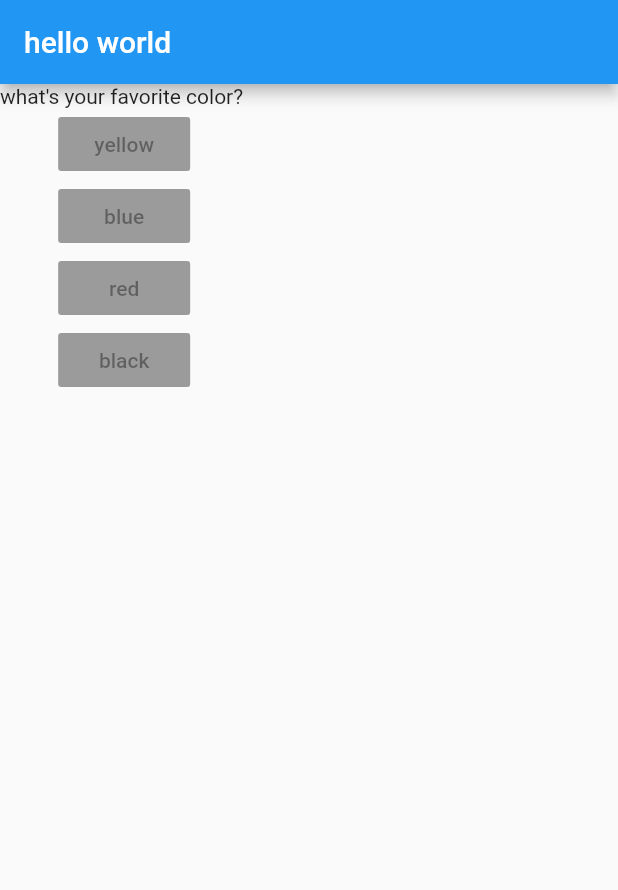
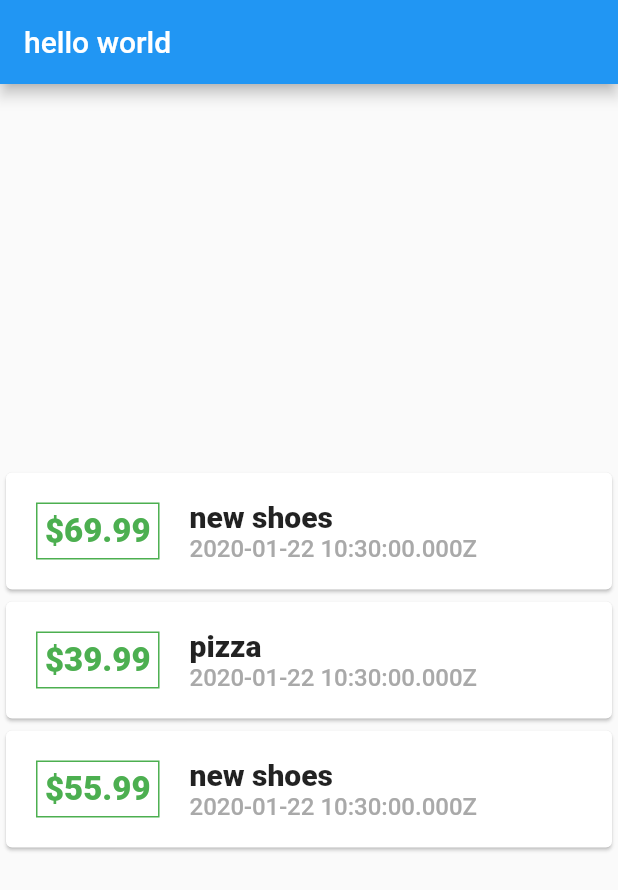
Before and after one commit to yousefmasry4/Expense-planner, a Flutter app: the screen it shows after launch, on a phone screen of 412 x 824 dp. Shown: the top 890 px of the screen. Run offline on Flutter 3.47's test engine with Material 2 defaults, Android fonts, the phone set to English and light mode, and no system bars.

Commit message:
main init

```diff
--- a/lib/main.dart
+++ b/lib/main.dart
@@ -1,26 +1,74 @@
 import 'package:flutter/material.dart';
-void main(){
+import 'package:untitled/transaction.dart';
+
+void main() {
   runApp(MyApp());
 }
-class MyApp extends StatelessWidget{
-@override
+
+class MyApp extends StatelessWidget {
+  final List<Transaction> transactions = [
+    Transaction(
+        id: "t1", title: "new shoes", amount: 69.99, date: DateTime.now()),
+    Transaction(id: "t2", title: "pizza", amount: 39.99, date: DateTime.now()),
+    Transaction(
+        id: "t3", title: "new shoes", amount: 55.99, date: DateTime.now()),
+  ];
+  @override
   Widget build(BuildContext context) {
-  var questions=["what's your favorite color? ",
-                  "what's your favorite animal"];
-  // TODO: implement build
-    return MaterialApp(home: Scaffold(
-      appBar: AppBar(title: Text("hello world"),),
+    // TODO: implement build
+    return MaterialApp(
+        home: Scaffold(
+      appBar: AppBar(
+        title: Text("hello world"),
+      ),
       body: Column(
-        children: <Widget>[
-          Text(questions[0]),
-          RaisedButton(child:Text("yellow"),onPressed: null,),
-          RaisedButton(child:Text("blue"),onPressed: null,),
-          RaisedButton(child:Text("red"),onPressed: null,),
-          RaisedButton(child:Text("black"),onPressed: null,),
-
-        ],
+        mainAxisAlignment: MainAxisAlignment.center,
+        crossAxisAlignment: CrossAxisAlignment.stretch,
+        children: transactions.map((tx) {
+          return Card(
+            child: Row(
+              children: <Widget>[
+                Container(
+                  padding: EdgeInsets.all(5),
+                  margin: EdgeInsets.symmetric(horizontal: 20, vertical: 20),
+                  child: Text(
+                    '\$'+tx.amount.toString(),
+                    style: TextStyle(
+                      fontSize: 22,
+                      color: Colors.green,
+                      fontWeight: FontWeight.w900,
+                    ),
+                    textAlign: TextAlign.center,
+                  ),
+                  decoration: BoxDecoration(
+                    border: Border.all(
+                      color: Colors.green,
+                      style: BorderStyle.solid,
+                    ),
+                  ),
+                ),
+                Column(
+                  crossAxisAlignment: CrossAxisAlignment.start,
+                  children: <Widget>[
+                    Text(
+                      tx.title,
+                      style:
+                          TextStyle(fontWeight: FontWeight.w900, fontSize: 20),
+                    ),
+                    Text(
+                      tx.date.toUtc().toString(),
+                      style: TextStyle(
+                          fontSize: 16,
+                          fontWeight: FontWeight.w500,
+                          color: Color.fromRGBO(169, 169, 169, 80)),
+                    ),
+                  ],
+                )
+              ],
+            ),
+          );
+        }).toList(),
       ),
     ));
   }
-
 }
```
